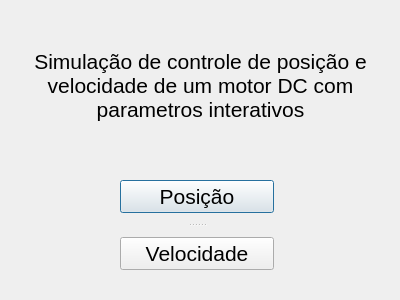
The window that windows/menu.ui (lgalvani007/ProjetoSemestral) describes before a commit, drawn with Qt 5.
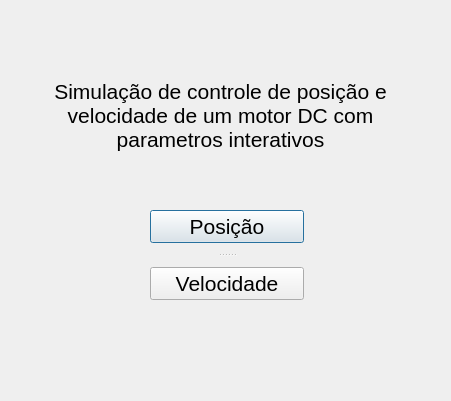
The same window after the commit.

Patch:
```diff
--- a/windows/menu.ui
+++ b/windows/menu.ui
@@ -6,8 +6,8 @@
    <rect>
     <x>0</x>
     <y>0</y>
-    <width>400</width>
-    <height>300</height>
+    <width>451</width>
+    <height>401</height>
    </rect>
   </property>
   <property name="windowTitle">
@@ -22,8 +22,8 @@
   <widget class="QLabel" name="label">
    <property name="geometry">
     <rect>
-     <x>10</x>
-     <y>10</y>
+     <x>30</x>
+     <y>40</y>
      <width>381</width>
      <height>151</height>
     </rect>
@@ -52,8 +52,8 @@
   <widget class="QSplitter" name="splitter">
    <property name="geometry">
     <rect>
-     <x>120</x>
-     <y>180</y>
+     <x>150</x>
+     <y>210</y>
      <width>154</width>
      <height>90</height>
     </rect>
```
